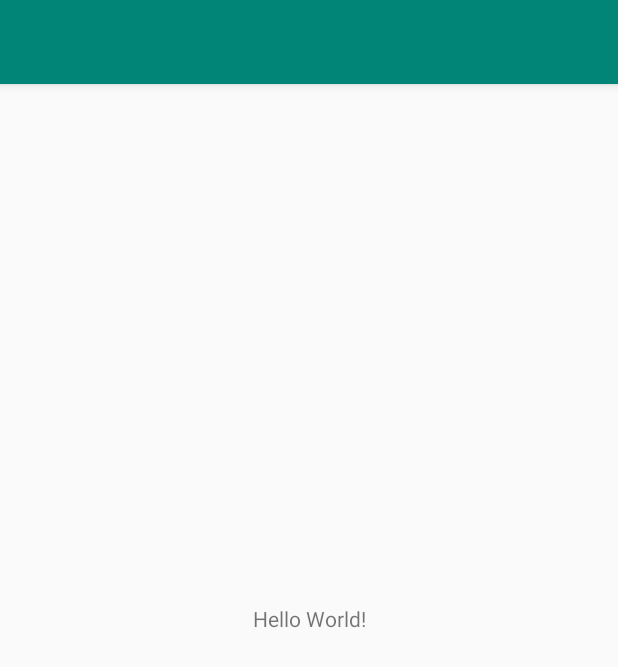
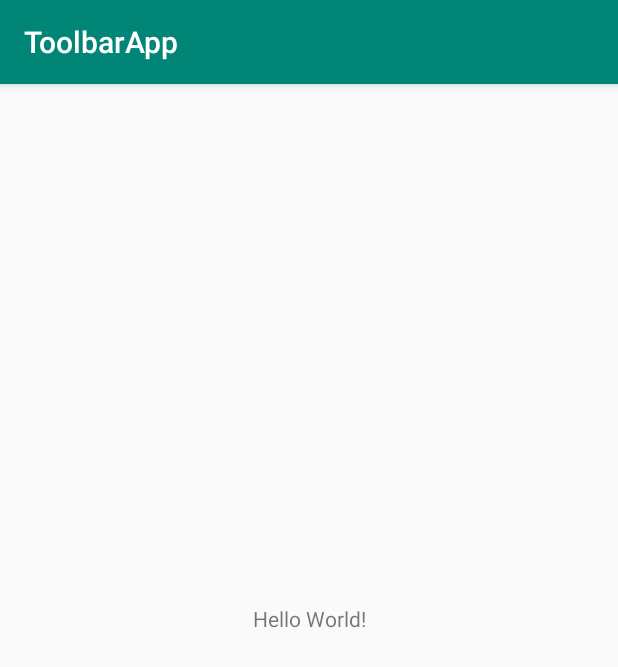
Before and after one commit to Juxn89/Kotlin_Toolbar, an Android app: the screen it shows after launch (MainActivity), on a phone screen of 412 x 824 dp. Shown: the top 667 px of the screen. Run offline under Robolectric (Android 15) with nearby library versions, the phone set to English and light mode, and no system bars.

Commit message:
Se agrega el Id al toolbar creado y mediante código se establece como principal

```diff
--- a/app/src/main/java/com/example/toolbarapp/MainActivity.kt
+++ b/app/src/main/java/com/example/toolbarapp/MainActivity.kt
@@ -2,11 +2,19 @@ package com.example.toolbarapp
 
 import androidx.appcompat.app.AppCompatActivity
 import android.os.Bundle
+import androidx.appcompat.widget.Toolbar
 
 class MainActivity : AppCompatActivity() {
+
+    var toolbar: Toolbar? = null
 
     override fun onCreate(savedInstanceState: Bundle?) {
         super.onCreate(savedInstanceState)
         setContentView(R.layout.activity_main)
+
+        toolbar = findViewById<Toolbar>(R.id.toolbar)
+        //toolbar?.title = "Titulo del toolbar"
+        toolbar?.setTitle(R.string.app_name)
+        setSupportActionBar(toolbar)
     }
 }
--- a/app/src/main/res/layout/activity_main.xml
+++ b/app/src/main/res/layout/activity_main.xml
@@ -7,13 +7,14 @@
     tools:context=".MainActivity">
 
     <androidx.appcompat.widget.Toolbar
+        android:id="@+id/toolbar"
         android:layout_width="match_parent"
         android:layout_height="?attr/actionBarSize"
         android:background="?attr/colorPrimary"
         android:elevation="4dp"
         android:theme="@style/ThemeOverlay.AppCompat.ActionBar"
         app:popupTheme="@style/ThemeOverlay.AppCompat.Light"
-        />
+        app:titleTextColor="@android:color/white" />
 
     <TextView
         android:layout_width="wrap_content"
```
